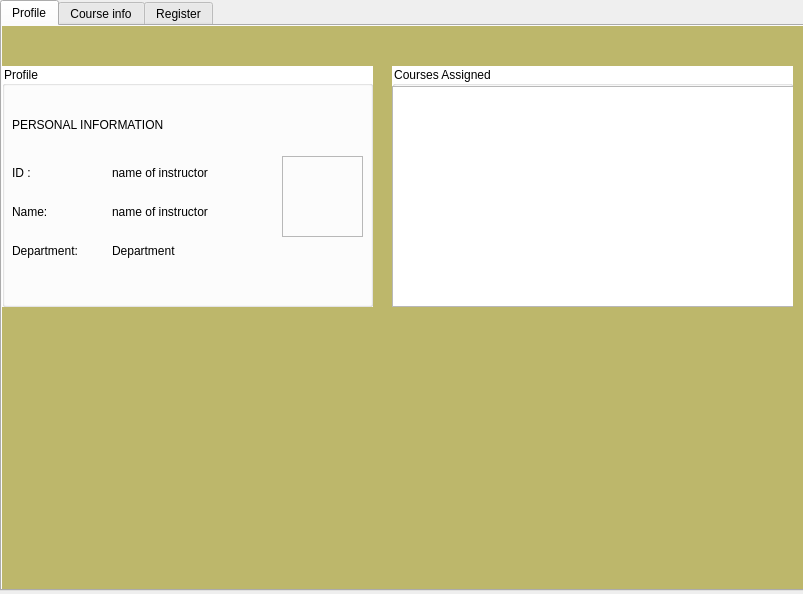
This is instructor.ui in ahmadqasembader/DBMS-project as Qt 5 draws it before an edit. The edited form follows.
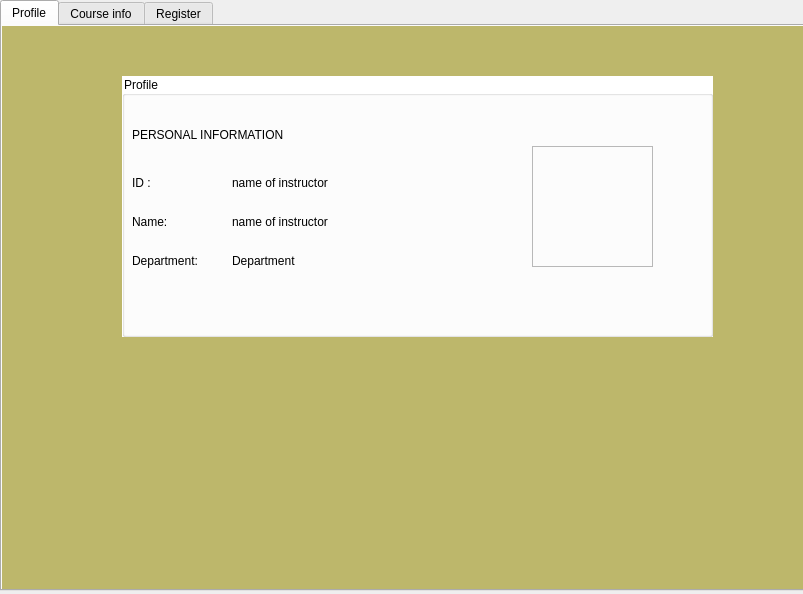
This is the edited form. The open tabs and pages were chosen to show the change. Icons and pictures are not drawn.

Commit message: course details

```diff
--- a/instructor.ui
+++ b/instructor.ui
@@ -30,7 +30,10 @@
     </rect>
    </property>
    <property name="styleSheet">
-    <string notr="true">#profiletab{
+    <string notr="true">#coursetab{
+	background-color:  rgb(189,183,107)
+}
+#profiletab{
 	background-color:  rgb(189,183,107)
 }</string>
    </property>
@@ -44,10 +47,10 @@
     <widget class="QGroupBox" name="instructorprofile">
      <property name="geometry">
       <rect>
-       <x>0</x>
-       <y>40</y>
-       <width>371</width>
-       <height>241</height>
+       <x>120</x>
+       <y>50</y>
+       <width>591</width>
+       <height>261</height>
       </rect>
      </property>
      <property name="palette">
@@ -62,6 +65,33 @@
           </color>
          </brush>
         </colorrole>
+        <colorrole role="Button">
+         <brush brushstyle="SolidPattern">
+          <color alpha="255">
+           <red>255</red>
+           <green>255</green>
+           <blue>255</blue>
+          </color>
+         </brush>
+        </colorrole>
+        <colorrole role="Base">
+         <brush brushstyle="SolidPattern">
+          <color alpha="255">
+           <red>255</red>
+           <green>255</green>
+           <blue>255</blue>
+          </color>
+         </brush>
+        </colorrole>
+        <colorrole role="Window">
+         <brush brushstyle="SolidPattern">
+          <color alpha="255">
+           <red>255</red>
+           <green>255</green>
+           <blue>255</blue>
+          </color>
+         </brush>
+        </colorrole>
        </active>
        <inactive>
         <colorrole role="WindowText">
@@ -73,6 +103,33 @@
           </color>
          </brush>
         </colorrole>
+        <colorrole role="Button">
+         <brush brushstyle="SolidPattern">
+          <color alpha="255">
+           <red>255</red>
+           <green>255</green>
+           <blue>255</blue>
+          </color>
+         </brush>
+        </colorrole>
+        <colorrole role="Base">
+         <brush brushstyle="SolidPattern">
+          <color alpha="255">
+           <red>255</red>
+           <green>255</green>
+           <blue>255</blue>
+          </color>
+         </brush>
+        </colorrole>
+        <colorrole role="Window">
+         <brush brushstyle="SolidPattern">
+          <color alpha="255">
+           <red>255</red>
+           <green>255</green>
+           <blue>255</blue>
+          </color>
+         </brush>
+        </colorrole>
        </inactive>
        <disabled>
         <colorrole role="WindowText">
@@ -84,6 +141,33 @@
           </color>
          </brush>
         </colorrole>
+        <colorrole role="Button">
+         <brush brushstyle="SolidPattern">
+          <color alpha="255">
+           <red>255</red>
+           <green>255</green>
+           <blue>255</blue>
+          </color>
+         </brush>
+        </colorrole>
+        <colorrole role="Base">
+         <brush brushstyle="SolidPattern">
+          <color alpha="255">
+           <red>255</red>
+           <green>255</green>
+           <blue>255</blue>
+          </color>
+         </brush>
+        </colorrole>
+        <colorrole role="Window">
+         <brush brushstyle="SolidPattern">
+          <color alpha="255">
+           <red>255</red>
+           <green>255</green>
+           <blue>255</blue>
+          </color>
+         </brush>
+        </colorrole>
        </disabled>
       </palette>
      </property>
@@ -98,10 +182,10 @@
      <widget class="QFrame" name="frame">
       <property name="geometry">
        <rect>
-        <x>280</x>
-        <y>90</y>
-        <width>81</width>
-        <height>81</height>
+        <x>410</x>
+        <y>70</y>
+        <width>121</width>
+        <height>121</height>
        </rect>
       </property>
       <property name="styleSheet">
@@ -250,7 +334,7 @@
        <string>PERSONAL INFORMATION</string>
       </property>
      </widget>
-     <widget class="QWidget" name="">
+     <widget class="QWidget" name="layoutWidget">
       <property name="geometry">
        <rect>
         <x>10</x>
@@ -652,7 +736,7 @@
        </item>
       </layout>
      </widget>
-     <widget class="QWidget" name="">
+     <widget class="QWidget" name="layoutWidget">
       <property name="geometry">
        <rect>
         <x>110</x>
@@ -686,12 +770,17 @@
       </layout>
      </widget>
     </widget>
+   </widget>
+   <widget class="QWidget" name="coursetab">
+    <attribute name="title">
+     <string>Course info</string>
+    </attribute>
     <widget class="QGroupBox" name="courses_assigned">
      <property name="geometry">
       <rect>
-       <x>390</x>
+       <x>60</x>
        <y>40</y>
-       <width>401</width>
+       <width>671</width>
        <height>241</height>
       </rect>
      </property>
@@ -745,19 +834,14 @@
        <rect>
         <x>0</x>
         <y>20</y>
-        <width>421</width>
+        <width>671</width>
         <height>221</height>
        </rect>
       </property>
      </widget>
     </widget>
    </widget>
-   <widget class="QWidget" name="tab">
-    <attribute name="title">
-     <string>Course info</string>
-    </attribute>
-   </widget>
-   <widget class="QWidget" name="tab_2">
+   <widget class="QWidget" name="registertab">
     <attribute name="title">
      <string>Register</string>
     </attribute>
```
Left out of the diff: 39 changed lines with no effect on the pictures. The commit also changes 2 other files.
